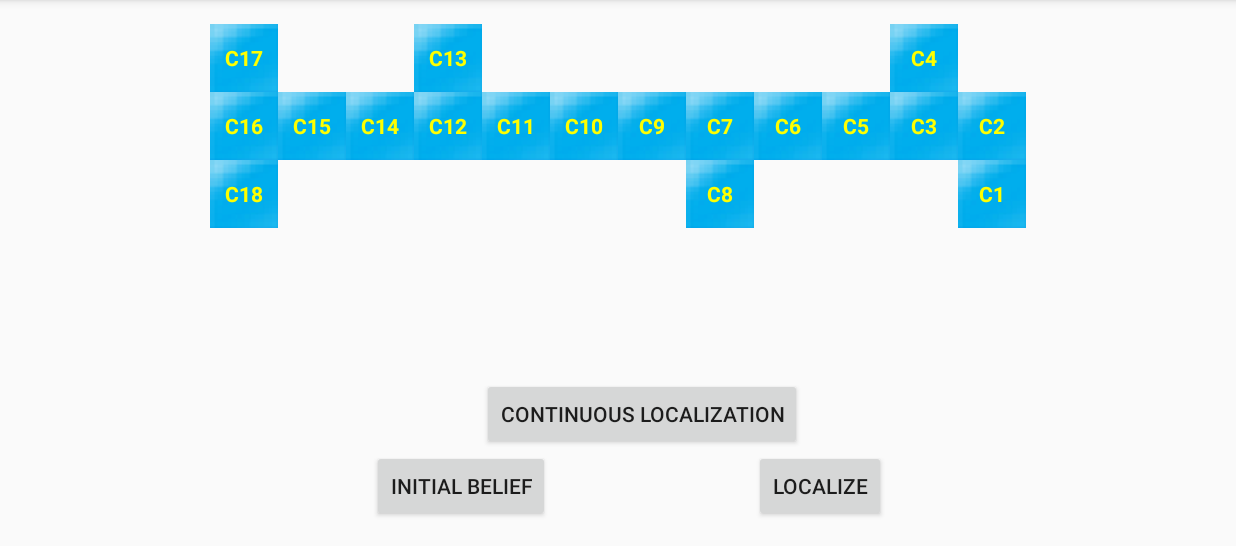
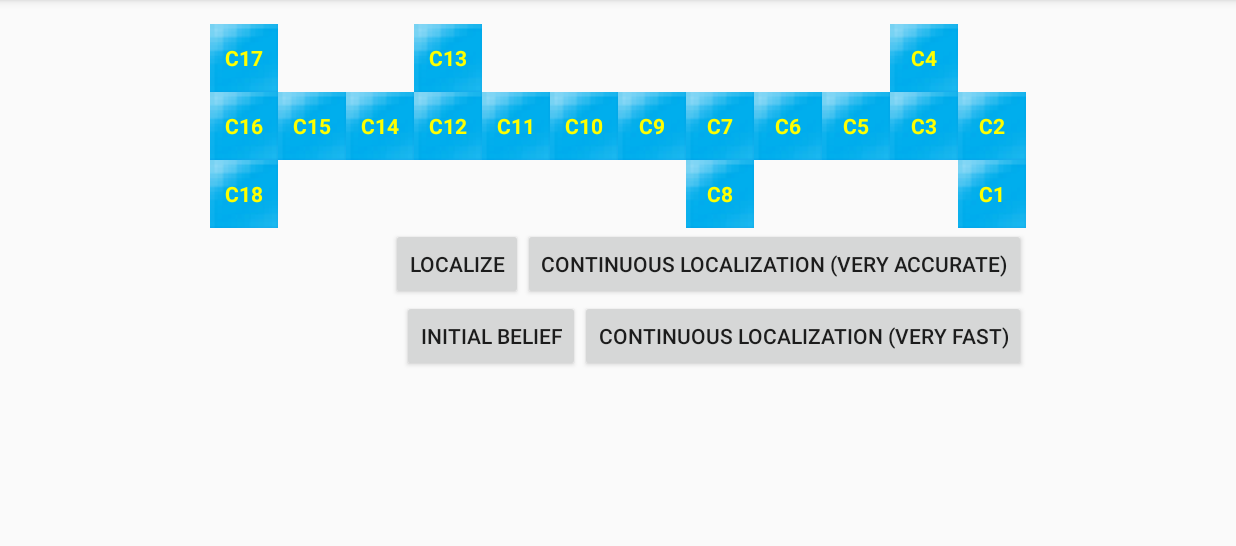
Before and after one commit to piotr-swierczynski/location-tracker, an Android app: the LocalizationActivity screen opened directly, with no data from a screen before it, on a phone screen of 824 x 412 dp (held sideways), the part 72-618 px from its top. Run offline under Robolectric (Android 15) with nearby library versions, the phone set to English and light mode, and no system bars; 1 statement that could not run was skipped.

Commit message:
Initial Belief customization

```diff
--- a/app/src/main/java/nl/tudelft/exchange/student/locationtracker/filter/BayesianFilter.java
+++ b/app/src/main/java/nl/tudelft/exchange/student/locationtracker/filter/BayesianFilter.java
@@ -51,7 +51,7 @@ public class BayesianFilter {
 
     public void resetFilter() {
         for(int i = 0; i < NUMBER_OF_CELLS; ++i) {
-            aposterioriMemory[i] = null;
+            aposterioriMemory[i] = (double)1/NUMBER_OF_CELLS;
         }
     }
 
--- a/app/src/main/java/nl/tudelft/exchange/student/locationtracker/movement/ArrowManager.java
+++ b/app/src/main/java/nl/tudelft/exchange/student/locationtracker/movement/ArrowManager.java
@@ -14,7 +14,7 @@ public class ArrowManager {
 
     private static Activity activity;
 
-    private static int[][] arrow = new int[][]{
+    public static int[][] arrow = new int[][]{
             {0, 1, 0, 0, 0, 0, 0, 0, 0, 0, 0, 0, 0, 0, 0, 0, 0, 0},
             {3, 0, 4, 0, 0, 0, 0, 0, 0, 0, 0, 0, 0, 0, 0, 0, 0, 0},
             {0, 2, 0, 1, 4, 0, 0, 0, 0, 0, 0, 0, 0, 0, 0, 0, 0, 0},
--- a/app/src/main/res/layout/activity_localization.xml
+++ b/app/src/main/res/layout/activity_localization.xml
@@ -720,9 +720,10 @@
         android:layout_height="wrap_content"
         android:text="Initial Belief"
         android:id="@+id/initBeliefBtn"
-        android:layout_alignTop="@+id/localizeBtn"
-        android:layout_toLeftOf="@+id/layout_c10"
-        android:layout_toStartOf="@+id/layout_c10" />
+        android:layout_below="@+id/continuousBtn"
+        android:layout_toLeftOf="@+id/button"
+        android:layout_toStartOf="@+id/button"
+        android:onClick="onInitialBeliefClick" />
 
     <Button
         android:layout_width="wrap_content"
@@ -730,20 +731,20 @@
         android:text="Localize"
         android:id="@+id/localizeBtn"
         android:onClick="onLocalizationClick"
-        android:layout_alignParentBottom="true"
-        android:layout_toRightOf="@+id/layout_c8"
-        android:layout_toEndOf="@+id/layout_c8" />
+        android:layout_above="@+id/initBeliefBtn"
+        android:layout_toLeftOf="@+id/continuousBtn"
+        android:layout_toStartOf="@+id/continuousBtn" />
 
     <Button
         android:layout_width="wrap_content"
         android:layout_height="wrap_content"
-        android:text="Continuous Localization"
+        android:text="Continuous Localization (Very accurate)"
         android:id="@+id/continuousBtn"
-        android:layout_above="@+id/initBeliefBtn"
-        android:layout_toRightOf="@+id/layout_c12"
-        android:layout_toEndOf="@+id/layout_c12"
         android:onClick="onContinuousLocalizationClick"
-        android:nestedScrollingEnabled="true" />
+        android:nestedScrollingEnabled="true"
+        android:layout_below="@+id/layout_c8"
+        android:layout_alignRight="@+id/layout_c1"
+        android:layout_alignEnd="@+id/layout_c1" />
 
     <ImageView
         android:layout_width="50dp"
@@ -753,4 +754,15 @@
         android:layout_alignParentLeft="true"
         android:layout_alignParentBottom="true" />
 
+    <Button
+        android:layout_width="wrap_content"
+        android:layout_height="wrap_content"
+        android:text="Continuous Localization (Very Fast)"
+        android:id="@+id/button"
+        android:onClick="onContinuousLocalizationFastClick"
+        android:nestedScrollingEnabled="true"
+        android:layout_below="@+id/continuousBtn"
+        android:layout_alignRight="@+id/continuousBtn"
+        android:layout_alignEnd="@+id/continuousBtn" />
+
 </RelativeLayout>
```
Also changed, not shown: app/src/main/java/nl/tudelft/exchange/student/locationtracker/LocalizationActivity.java (+72 -17 lines).
